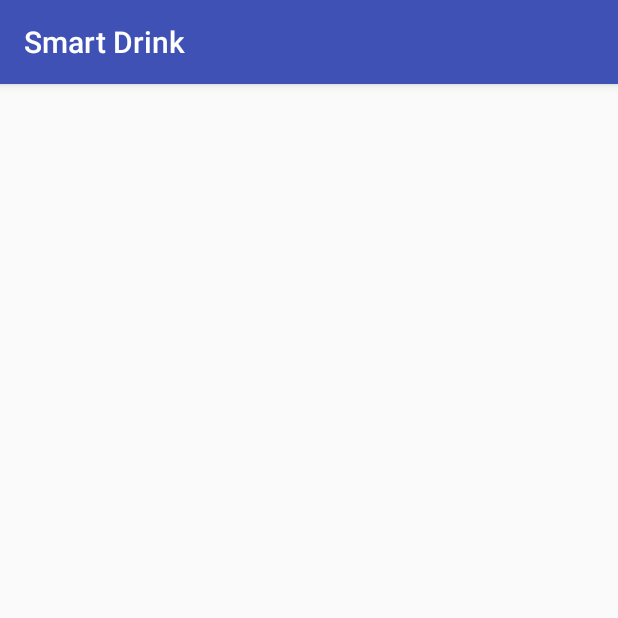
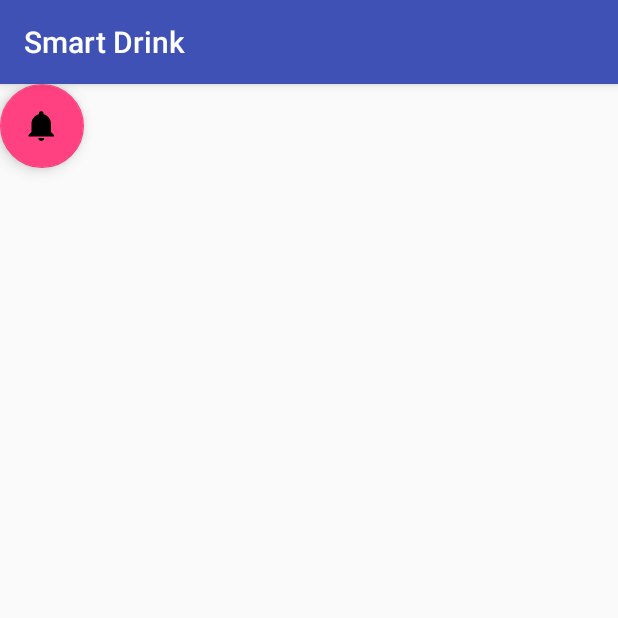
Before and after one commit to misen08/SmartDrink, an Android app: the listaDeTragos screen opened directly, with no data from a screen before it, on a phone screen of 412 x 824 dp, the top half of it. Run offline under Robolectric (Android 15) with nearby library versions, the phone set to English and light mode, and no system bars.

Commit message:
Corrección de código

```diff
--- a/app/src/main/java/xyris/smartdrink/QRReader.java
+++ b/app/src/main/java/xyris/smartdrink/QRReader.java
@@ -27,7 +27,7 @@ public class QRReader extends AppCompatActivity {
     Thread thread ;
     public final static int QRcodeWidth = 350 ;
     Bitmap bitmap ;
-
+//commentTest
     TextView tv_qr_readTxt;
 
     @Override
--- a/app/src/main/java/xyris/smartdrink/crearTragos.java
+++ b/app/src/main/java/xyris/smartdrink/crearTragos.java
@@ -21,6 +21,7 @@ public class crearTragos extends AppCompatActivity {
         final Button botonCrear = (Button) findViewById(R.id.botonAgregar);
         final Button botonVolver = (Button) findViewById(R.id.botonVolver);
 
+
         Spinner listaGusto1 = (Spinner) findViewById(R.id.listaPorcentajes1);
         listaGusto1.setAdapter(new ArrayAdapter<String>(this,android.R.layout.simple_spinner_item, porcentajes));
         Spinner listaGusto2 = (Spinner) findViewById(R.id.listaPorcentajes2);
@@ -42,6 +43,7 @@ public class crearTragos extends AppCompatActivity {
         Spinner listaGusto10 = (Spinner) findViewById(R.id.listaPorcentajes10);
         listaGusto10.setAdapter(new ArrayAdapter<String>(this,android.R.layout.simple_spinner_item, porcentajes));
 
+
         botonCrear.setOnClickListener(new View.OnClickListener() {
             @Override
             public void onClick(View v) {
@@ -54,6 +56,9 @@ public class crearTragos extends AppCompatActivity {
             @Override
             public void onClick(View v) {
                 Intent volverPantallaPrincipal = new Intent(crearTragos.this, listaDeTragos.class);
+                startActivity(
+                        volverPantallaPrincipal
+                );
             }
         });
     }
--- a/app/src/main/res/layout/lista_de_tragos.xml
+++ b/app/src/main/res/layout/lista_de_tragos.xml
@@ -9,7 +9,16 @@
     <ListView
         android:id="@+id/listaTragos"
         android:layout_width="368dp"
-        android:layout_height="495dp"
-        tools:layout_editor_absoluteX="8dp"
-        tools:layout_editor_absoluteY="8dp" />
+        android:layout_height="446dp"
+        tools:layout_editor_absoluteX="16dp"
+        tools:layout_editor_absoluteY="0dp" />
+
+    <android.support.design.widget.FloatingActionButton
+        android:id="@+id/botonCrearTrago"
+        android:layout_width="wrap_content"
+        android:layout_height="wrap_content"
+        android:clickable="true"
+        app:srcCompat="@drawable/ic_notifications_black_24dp"
+        tools:layout_editor_absoluteX="319dp"
+        tools:layout_editor_absoluteY="384dp" />
 </android.support.constraint.ConstraintLayout>
```
Also changed, not shown: app/src/main/java/xyris/smartdrink/listaDeTragos.java (+19 -16 lines), app/src/main/java/xyris/smartdrink/pantallaInicial.java (+31 -11 lines), 316 other files.
